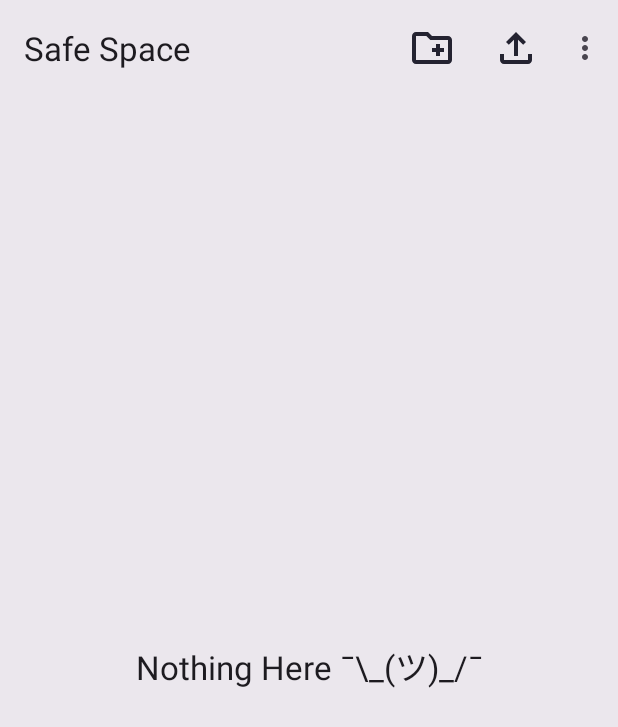
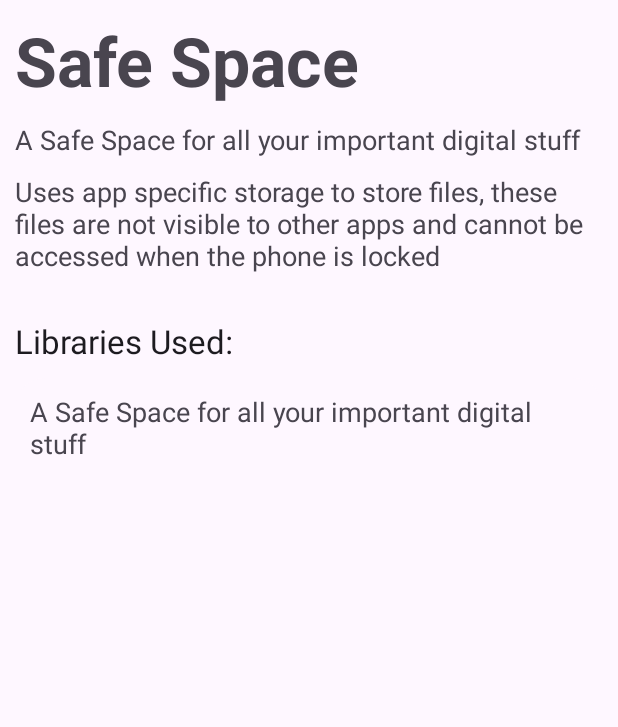
Before and after one commit to aashishksahu/SafeSpace, an Android app: the MainActivity screen opened directly, with no data from a screen before it, in the options menu, after a tap on "About (Coming Soon)", on a phone screen of 412 x 824 dp. Shown: the top 727 px of the screen. Run offline under Robolectric (Android 15) with nearby library versions, the phone set to English and light mode, and no system bars.

Commit message:
implemented file export & about page

```diff
--- a/app/build.gradle
+++ b/app/build.gradle
@@ -36,7 +36,7 @@ android {
 dependencies {
 
 //  For Security
-    implementation "androidx.security:security-crypto:1.1.0-alpha06"
+    implementation "androidx.biometric:biometric-ktx:1.2.0-alpha05"
 
 //  For Pictures
     implementation 'com.github.bumptech.glide:glide:4.15.1'
@@ -44,8 +44,8 @@ dependencies {
     implementation 'com.github.chrisbanes:PhotoView:2.3.0'
 
 //  For Audio/Video
-    implementation 'com.google.android.exoplayer:exoplayer-core:2.18.7'
-    implementation 'com.google.android.exoplayer:exoplayer-ui:2.18.7'
+    implementation 'com.google.android.exoplayer:exoplayer-core:2.19.0'
+    implementation 'com.google.android.exoplayer:exoplayer-ui:2.19.0'
 
 //  For PDF
     implementation 'com.github.barteksc:android-pdf-viewer:2.8.2'
--- a/app/src/main/AndroidManifest.xml
+++ b/app/src/main/AndroidManifest.xml
@@ -11,6 +11,9 @@
         android:supportsRtl="true"
         android:theme="@style/Theme.SafeSpace"
         tools:targetApi="31">
+        <activity
+            android:name=".AboutActivity"
+            android:exported="false" />
         <activity
             android:name=".AuthActivity"
             android:exported="true">
--- /dev/null
+++ b/app/src/main/java/org/android/safespace/AboutActivity.kt
@@ -0,0 +1,11 @@
+package org.android.safespace
+
+import androidx.appcompat.app.AppCompatActivity
+import android.os.Bundle
+
+class AboutActivity : AppCompatActivity() {
+    override fun onCreate(savedInstanceState: Bundle?) {
+        super.onCreate(savedInstanceState)
+        setContentView(R.layout.activity_about)
+    }
+}
--- a/app/src/main/java/org/android/safespace/AuthActivity.kt
+++ b/app/src/main/java/org/android/safespace/AuthActivity.kt
@@ -84,7 +84,7 @@ class AuthActivity : AppCompatActivity() {
 
     private fun initiateAuthentication() {
         promptInfo = BiometricPrompt.PromptInfo.Builder()
-            .setTitle(getString(R.string.auth_title))
+            .setTitle(getString(R.string.auth_login))
             .setAllowedAuthenticators(BiometricManager.Authenticators.BIOMETRIC_WEAK or BiometricManager.Authenticators.DEVICE_CREDENTIAL)
             .setConfirmationRequired(false)
             .setSubtitle(getString(R.string.auth_stuck))
--- a/app/src/main/java/org/android/safespace/lib/FilesRecyclerViewAdapter.kt
+++ b/app/src/main/java/org/android/safespace/lib/FilesRecyclerViewAdapter.kt
@@ -9,13 +9,12 @@ import androidx.recyclerview.widget.RecyclerView
 import com.bumptech.glide.Glide
 import com.google.android.material.imageview.ShapeableImageView
 import org.android.safespace.R
-import org.android.safespace.viewmodel.AppViewModel
 
 
 class FilesRecyclerViewAdapter(
     private val onItemClickListener: ItemClickListener,
     private val messages: Map<String, String>,
-    private val viewModel: AppViewModel
+    private val viewModel: Operations
 ) :
     RecyclerView.Adapter<FilesRecyclerViewAdapter.ViewHolder>() {
 
--- a/app/src/main/res/drawable/check_circle_white_36dp.xml
+++ b/app/src/main/res/drawable/check_circle_white_36dp.xml
@@ -1,9 +1,4 @@
-<vector xmlns:android="http://schemas.android.com/apk/res/android"
-    android:width="36dp"
-    android:height="36dp"
-    android:viewportWidth="24"
-    android:viewportHeight="24">
-  <path
-      android:pathData="M12,2C6.48,2 2,6.48 2,12s4.48,10 10,10 10,-4.48 10,-10S17.52,2 12,2zM12,20c-4.41,0 -8,-3.59 -8,-8s3.59,-8 8,-8 8,3.59 8,8 -3.59,8 -8,8zM16.59,7.58L10,14.17l-2.59,-2.58L6,13l4,4 8,-8z"
-      android:fillColor="?attr/colorPrimary"/>
+<vector android:height="36dp" android:viewportHeight="960"
+    android:viewportWidth="960" android:width="36dp" xmlns:android="http://schemas.android.com/apk/res/android">
+    <path android:fillColor="?attr/colorPrimary" android:pathData="M378,714 L154,490l43,-43 181,181 384,-384 43,43 -427,427Z"/>
 </vector>
--- a/app/src/main/res/drawable/folder_36dp.xml
+++ b/app/src/main/res/drawable/folder_36dp.xml
@@ -1,12 +1,4 @@
-<vector xmlns:android="http://schemas.android.com/apk/res/android"
-    android:width="48dp"
-    android:height="48dp"
-    android:viewportWidth="48"
-    android:viewportHeight="48">
-  <path
-      android:pathData="M40,12H22l-4,-4H8c-2.2,0 -4,1.8 -4,4v8h40v-4C44,13.8 42.2,12 40,12z"
-      android:fillColor="#FFA000"/>
-  <path
-      android:pathData="M40,12H8c-2.2,0 -4,1.8 -4,4v20c0,2.2 1.8,4 4,4h32c2.2,0 4,-1.8 4,-4V16C44,13.8 42.2,12 40,12z"
-      android:fillColor="#FFCA28"/>
+<vector android:height="24dp" android:viewportHeight="960"
+    android:viewportWidth="960" android:width="24dp" xmlns:android="http://schemas.android.com/apk/res/android">
+    <path android:fillColor="?attr/colorPrimary" android:pathData="M140,800q-24,0 -42,-18.5T80,740v-520q0,-23 18,-41.5t42,-18.5h281l60,60h339q23,0 41.5,18.5T880,280v460q0,23 -18.5,41.5T820,800L140,800ZM140,740h680v-460L456,280l-60,-60L140,220v520ZM140,740v-520,520Z"/>
 </vector>
--- /dev/null
+++ b/app/src/main/res/layout/activity_about.xml
@@ -0,0 +1,81 @@
+<?xml version="1.0" encoding="utf-8"?>
+<androidx.constraintlayout.widget.ConstraintLayout xmlns:android="http://schemas.android.com/apk/res/android"
+    xmlns:app="http://schemas.android.com/apk/res-auto"
+    xmlns:tools="http://schemas.android.com/tools"
+    android:layout_width="match_parent"
+    android:layout_height="match_parent"
+    tools:context=".AboutActivity">
+
+    <TextView
+        android:id="@+id/textView2"
+        android:layout_width="0dp"
+        android:layout_height="wrap_content"
+        android:layout_margin="10sp"
+        android:text="@string/about_title"
+        android:textAppearance="@style/TextAppearance.AppCompat.Display2"
+        android:textStyle="bold"
+        app:layout_constraintEnd_toEndOf="parent"
+        app:layout_constraintStart_toStartOf="parent"
+        app:layout_constraintTop_toTopOf="parent" />
+
+    <TextView
+        android:id="@+id/textView4"
+        android:layout_width="0dp"
+        android:layout_height="wrap_content"
+        android:layout_margin="10sp"
+        android:text="@string/about_sub_title1"
+        android:textAppearance="@style/TextAppearance.AppCompat.Medium"
+        app:layout_constraintEnd_toEndOf="parent"
+        app:layout_constraintStart_toStartOf="parent"
+        app:layout_constraintTop_toBottomOf="@+id/textView2" />
+
+    <TextView
+        android:id="@+id/textView5"
+        android:layout_width="0dp"
+        android:layout_height="wrap_content"
+        android:layout_margin="10sp"
+        android:text="@string/about_sub_title2"
+        android:textAppearance="@style/TextAppearance.AppCompat.Medium"
+        app:layout_constraintEnd_toEndOf="parent"
+        app:layout_constraintStart_toStartOf="parent"
+        app:layout_constraintTop_toBottomOf="@+id/textView4" />
+
+    <TextView
+        android:id="@+id/textView7"
+        android:layout_width="0dp"
+        android:layout_height="wrap_content"
+        android:layout_marginStart="10sp"
+        android:layout_marginTop="30sp"
+        android:layout_marginEnd="10sp"
+        android:text="@string/about_foss"
+        android:textAppearance="@style/TextAppearance.AppCompat.Large"
+        app:layout_constraintEnd_toEndOf="parent"
+        app:layout_constraintStart_toStartOf="parent"
+        app:layout_constraintTop_toBottomOf="@+id/textView5" />
+
+    <com.google.android.material.card.MaterialCardView
+        android:layout_width="0dp"
+        android:layout_height="0dp"
+        android:layout_margin="10sp"
+        app:cardCornerRadius="20dp"
+        app:layout_constraintBottom_toBottomOf="parent"
+        app:layout_constraintEnd_toEndOf="parent"
+        app:layout_constraintStart_toStartOf="parent"
+        app:layout_constraintTop_toBottomOf="@+id/textView7"
+        app:strokeColor="@color/transparent"
+        app:strokeWidth="0dp">
+
+        <TextView
+            android:id="@+id/textView9"
+            android:layout_width="351dp"
+            android:layout_height="wrap_content"
+            android:layout_margin="10sp"
+            android:text="@string/about_sub_title1"
+            android:textAppearance="@style/TextAppearance.AppCompat.Medium"
+            app:layout_constraintEnd_toEndOf="parent"
+            app:layout_constraintStart_toStartOf="parent"
+            app:layout_constraintTop_toBottomOf="@+id/textView2" />
+
+    </com.google.android.material.card.MaterialCardView>
+
+</androidx.constraintlayout.widget.ConstraintLayout>
--- a/app/src/main/res/menu/actions.xml
+++ b/app/src/main/res/menu/actions.xml
@@ -21,6 +21,6 @@
 
     <item
         android:id="@+id/about"
-        android:title="@string/aboutText"
+        android:title="@string/about_text"
         app:showAsAction="never" />
 </menu>
--- a/app/src/main/res/values/strings.xml
+++ b/app/src/main/res/values/strings.xml
@@ -54,16 +54,21 @@
     <string name="file_folder_placeholder">Folder</string>
     <string name="items">Items</string>
     <string name="item">Item</string>
+    <string name="export_in_progress">Exporting in background, please wait… </string>
 
     <string name="auth_success">Authentication succeeded!</string>
     <string name="auth_fail">Authentication failed!</string>
-    <string name="auth_title">Login</string>
+    <string name="auth_login">Login</string>
 
     <string name="auth_alert">No Biometric or PIN Set</string>
     <string name="auth_alert_update">Please update your phone and try again</string>
     <string name="auth_no_biometric_msg">It is recommended to use a PIN or Password to keep your data secure</string>
     <string name="auth_stuck">Lock and unlock your screen if you are stuck here.</string>
 
-    <string name="uninstall_warning">DO NOT Delete the app without exporting a backup</string>
-    <string name="aboutText">About (Coming Soon)</string>
+    <string name="about_text">About (Coming Soon)</string>
+    <string name="about_title">Safe Space</string>
+    <string name="about_sub_title1">A Safe Space for all your important digital stuff</string>
+    <string name="about_sub_title2">Uses app specific storage to store files, these files are not visible to other apps and cannot be accessed when the phone is locked</string>
+    <string name="about_foss">Libraries Used:</string>
+    <string name="glide">Glide</string>
 </resources>
```
Also changed, not shown: app/src/main/java/org/android/safespace/MainActivity.kt (+80 -47 lines), app/src/main/java/org/android/safespace/lib/Operations.kt (renamed from app/src/main/java/org/android/safespace/viewmodel/AppViewModel.kt, +33 -41 lines), app/src/main/res/layout/activity_auth.xml (+13 -49 lines).
